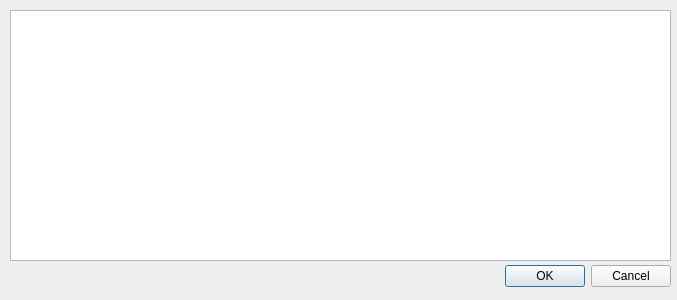
Old version of the form dialogdocumenteditor.ui in the repository marcelbonnet/QStage.
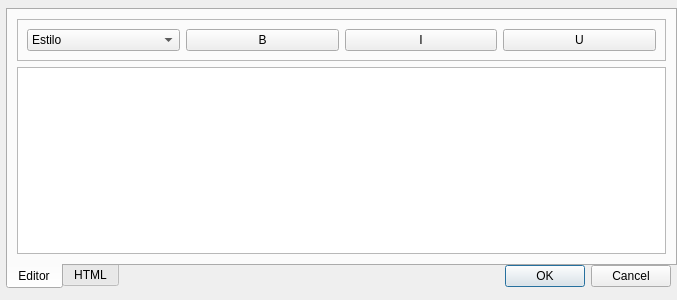
New version of the form.

Commit message: Criando editor HTML

The edit to the form file:
```diff
--- a/dialogdocumenteditor.ui
+++ b/dialogdocumenteditor.ui
@@ -29,15 +29,98 @@
     <set>QDialogButtonBox::Cancel|QDialogButtonBox::Ok</set>
    </property>
   </widget>
-  <widget class="QTextEdit" name="textEdit">
+  <widget class="QTabWidget" name="tabWidget">
    <property name="geometry">
     <rect>
-     <x>10</x>
-     <y>10</y>
-     <width>661</width>
-     <height>251</height>
+     <x>6</x>
+     <y>8</y>
+     <width>671</width>
+     <height>281</height>
     </rect>
    </property>
+   <property name="tabPosition">
+    <enum>QTabWidget::South</enum>
+   </property>
+   <property name="currentIndex">
+    <number>0</number>
+   </property>
+   <widget class="QWidget" name="tabEditor">
+    <attribute name="title">
+     <string>Editor</string>
+    </attribute>
+    <layout class="QVBoxLayout" name="verticalLayout">
+     <item>
+      <widget class="QFrame" name="frame">
+       <property name="frameShape">
+        <enum>QFrame::StyledPanel</enum>
+       </property>
+       <property name="frameShadow">
+        <enum>QFrame::Raised</enum>
+       </property>
+       <layout class="QHBoxLayout" name="horizontalLayout">
+        <item>
+         <widget class="QComboBox" name="comboTag">
+          <item>
+           <property name="text">
+            <string>Estilo</string>
+           </property>
+          </item>
+          <item>
+           <property name="text">
+            <string>H1</string>
+           </property>
+          </item>
+          <item>
+           <property name="text">
+            <string>H2</string>
+           </property>
+          </item>
+          <item>
+           <property name="text">
+            <string>H3</string>
+           </property>
+          </item>
+          <item>
+           <property name="text">
+            <string>SMALL</string>
+           </property>
+          </item>
+         </widget>
+        </item>
+        <item>
+         <widget class="QPushButton" name="btnBold">
+          <property name="text">
+           <string>B</string>
+          </property>
+         </widget>
+        </item>
+        <item>
+         <widget class="QPushButton" name="btnItalic">
+          <property name="text">
+           <string>I</string>
+          </property>
+         </widget>
+        </item>
+        <item>
+         <widget class="QPushButton" name="btnUnderscore">
+          <property name="text">
+           <string>U</string>
+          </property>
+         </widget>
+        </item>
+       </layout>
+      </widget>
+     </item>
+     <item>
+      <widget class="QTextEdit" name="textEdit"/>
+     </item>
+    </layout>
+   </widget>
+   <widget class="QWidget" name="tabSource">
+    <attribute name="title">
+     <string>HTML</string>
+    </attribute>
+   </widget>
   </widget>
  </widget>
  <resources/>
```
